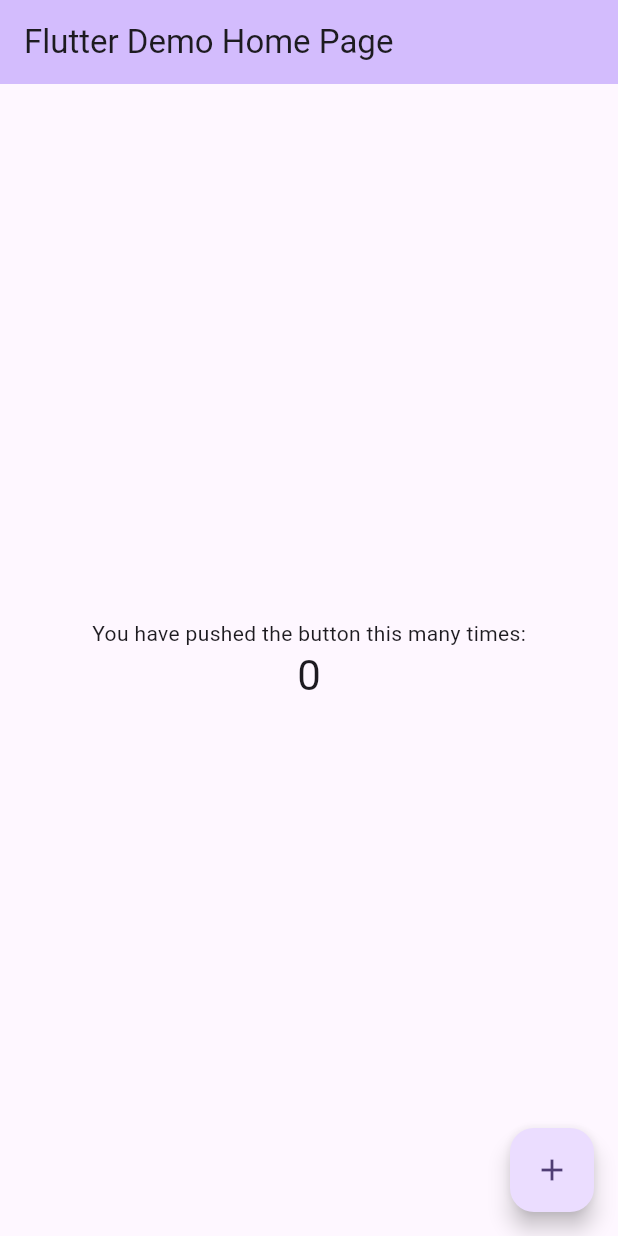
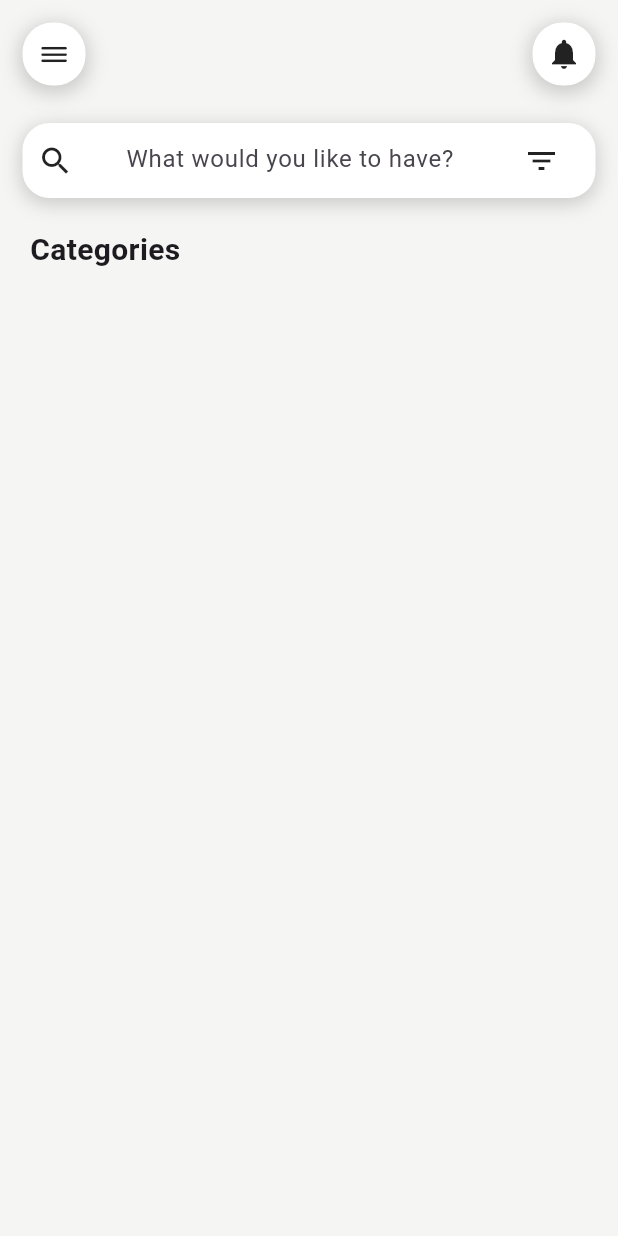
Before and after one commit to ImanAdithya/Flutter-Food-Order-App-UI, a Flutter app: the screen it shows after launch, on a phone screen of 412 x 824 dp. Run offline on Flutter 3.47's test engine with Material 3 defaults, Android fonts, the light colour scheme and no system bars.

Commit message:
content updated

```diff
--- a/lib/main.dart
+++ b/lib/main.dart
@@ -1,4 +1,5 @@
 import 'package:flutter/material.dart';
+import 'pages/HomePage.dart';
 
 void main() {
   runApp(const MyApp());
@@ -11,115 +12,14 @@
   @override
   Widget build(BuildContext context) {
     return MaterialApp(
-      title: 'Flutter Demo',
+      debugShowCheckedModeBanner: false,
+      title: 'Food App',
       theme: ThemeData(
-        // This is the theme of your application.
-        //
-        // TRY THIS: Try running your application with "flutter run". You'll see
-        // the application has a purple toolbar. Then, without quitting the app,
-        // try changing the seedColor in the colorScheme below to Colors.green
-        // and then invoke "hot reload" (save your changes or press the "hot
-        // reload" button in a Flutter-supported IDE, or press "r" if you used
-        // the command line to start the app).
-        //
-        // Notice that the counter didn't reset back to zero; the application
-        // state is not lost during the reload. To reset the state, use hot
-        // restart instead.
-        //
-        // This works for code too, not just values: Most code changes can be
-        // tested with just a hot reload.
-        colorScheme: ColorScheme.fromSeed(seedColor: Colors.deepPurple),
-        useMaterial3: true,
+       scaffoldBackgroundColor: Color(0xFFF5F5F3),
       ),
-      home: const MyHomePage(title: 'Flutter Demo Home Page'),
+      routes: {
+        "/" :(context)=>HomePage(),
+      },
     );
   }
 }
-
-class MyHomePage extends StatefulWidget {
-  const MyHomePage({super.key, required this.title});
-
-  // This widget is the home page of your application. It is stateful, meaning
-  // that it has a State object (defined below) that contains fields that affect
-  // how it looks.
-
-  // This class is the configuration for the state. It holds the values (in this
-  // case the title) provided by the parent (in this case the App widget) and
-  // used by the build method of the State. Fields in a Widget subclass are
-  // always marked "final".
-
-  final String title;
-
-  @override
-  State<MyHomePage> createState() => _MyHomePageState();
-}
-
-class _MyHomePageState extends State<MyHomePage> {
-  int _counter = 0;
-
-  void _incrementCounter() {
-    setState(() {
-      // This call to setState tells the Flutter framework that something has
-      // changed in this State, which causes it to rerun the build method below
-      // so that the display can reflect the updated values. If we changed
-      // _counter without calling setState(), then the build method would not be
-      // called again, and so nothing would appear to happen.
-      _counter++;
-    });
-  }
-
-  @override
-  Widget build(BuildContext context) {
-    // This method is rerun every time setState is called, for instance as done
-    // by the _incrementCounter method above.
-    //
-    // The Flutter framework has been optimized to make rerunning build methods
-    // fast, so that you can just rebuild anything that needs updating rather
-    // than having to individually change instances of widgets.
-    return Scaffold(
-      appBar: AppBar(
-        // TRY THIS: Try changing the color here to a specific color (to
-        // Colors.amber, perhaps?) and trigger a hot reload to see the AppBar
-        // change color while the other colors stay the same.
-        backgroundColor: Theme.of(context).colorScheme.inversePrimary,
-        // Here we take the value from the MyHomePage object that was created by
-        // the App.build method, and use it to set our appbar title.
-        title: Text(widget.title),
-      ),
-      body: Center(
-        // Center is a layout widget. It takes a single child and positions it
-        // in the middle of the parent.
-        child: Column(
-          // Column is also a layout widget. It takes a list of children and
-          // arranges them vertically. By default, it sizes itself to fit its
-          // children horizontally, and tries to be as tall as its parent.
-          //
-          // Column has various properties to control how it sizes itself and
-          // how it positions its children. Here we use mainAxisAlignment to
-          // center the children vertically; the main axis here is the vertical
-          // axis because Columns are vertical (the cross axis would be
-          // horizontal).
-          //
-          // TRY THIS: Invoke "debug painting" (choose the "Toggle Debug Paint"
-          // action in the IDE, or press "p" in the console), to see the
-          // wireframe for each widget.
-          mainAxisAlignment: MainAxisAlignment.center,
-          children: <Widget>[
-            const Text(
-              'You have pushed the button this many times:',
-            ),
-            Text(
-              '$_counter',
-              style: Theme.of(context).textTheme.headlineMedium,
-            ),
-          ],
-        ),
-      ),
-      floatingActionButton: FloatingActionButton(
-        onPressed: _incrementCounter,
-        tooltip: 'Increment',
-        child: const Icon(Icons.add),
-      ), // This trailing comma makes auto-formatting nicer for build methods.
-    );
-  }
-}
--- /dev/null
+++ b/lib/pages/HomePage.dart
@@ -0,0 +1,83 @@
+import 'package:buger_hut_delivary/widgets/AppBarWidget.dart';
+import 'package:flutter/material.dart';
+
+class HomePage extends StatelessWidget {
+  const HomePage({super.key});
+
+  @override
+  Widget build(BuildContext context) {
+    return Scaffold(
+      body: ListView(
+        children:  [
+          //Custom App Bar
+          AppBarWidget(),
+
+          //Search
+          Padding(
+            padding:EdgeInsets.symmetric(vertical: 10,horizontal: 15),
+            child:Container(
+              width: double.infinity,
+              height: 50,
+              decoration: BoxDecoration(
+                color: Colors.white,
+                borderRadius: BorderRadius.circular(18),
+                boxShadow: [
+                   BoxShadow(
+                     color: Colors.grey.withOpacity(0.5),
+                     spreadRadius: 1,
+                     blurRadius: 10,
+                     offset: Offset(0, 3),
+                   )
+                ]
+              ),
+              child: Padding(
+                padding: EdgeInsets.symmetric(horizontal: 10),
+                child: Row(
+                  children: [
+                    Icon(Icons.search),
+
+                    Container(
+                      height: 50,
+                      width: 300,
+                      child: Padding(
+                          padding:EdgeInsets.symmetric(horizontal: 35.0),
+                          child: TextFormField(
+                            readOnly: true,
+                            decoration: InputDecoration(
+                              hintText: "What would you like to have?",
+                              border: InputBorder.none
+                            ),
+                          ),
+                      ),
+                    ),
+
+                    Icon(Icons.filter_list)
+                  ],
+                ),
+
+              ),
+            ) ,
+
+          ),
+
+          //Category
+          Padding(
+            padding: EdgeInsets.only(top: 10,left: 20),
+            child: Text(
+              "Categories",
+              style: TextStyle(
+                fontWeight: FontWeight.bold,
+                fontSize: 20.0,
+              ),
+            ),
+          ),
+
+
+
+
+
+        ],
+      ),
+    );
+  }
+}
--- /dev/null
+++ b/lib/widgets/AppBarWidget.dart
@@ -0,0 +1,58 @@
+import 'package:flutter/cupertino.dart';
+import 'package:flutter/material.dart';
+
+class AppBarWidget extends StatelessWidget {
+  const AppBarWidget({super.key});
+
+  @override
+  Widget build(BuildContext context) {
+    return Padding(
+      padding: EdgeInsets.symmetric(vertical: 15,horizontal: 15),
+      child: Row(
+        mainAxisAlignment: MainAxisAlignment.spaceBetween,
+        children: [
+          InkWell(//container ekk dnn puluwan
+            onTap: (){},
+            child: Container(
+              padding: EdgeInsets.all(9),
+              decoration: BoxDecoration(
+                color: Colors.white,
+                borderRadius: BorderRadius.circular(20),
+                boxShadow: [
+                  BoxShadow(
+                    color: Colors.grey.withOpacity(0.5),
+                    spreadRadius: 2,
+                    blurRadius: 10,
+                    offset: Offset(0, 3),
+                  )
+                ],
+              ),
+              child: Icon(CupertinoIcons.bars),
+            ),
+
+          ),
+          InkWell(//container ekk dnn puluwan
+            onTap: (){},
+            child: Container(
+              padding: EdgeInsets.all(9),
+              decoration: BoxDecoration(
+                color: Colors.white,
+                borderRadius: BorderRadius.circular(20),
+                boxShadow: [
+                  BoxShadow(
+                    color: Colors.grey.withOpacity(0.5),
+                    spreadRadius: 2,
+                    blurRadius: 10,
+                    offset: Offset(0, 3),
+                  )
+                ],
+              ),
+              child: Icon(Icons.notifications),
+            ),
+
+          ),
+        ],
+      ),
+    );
+  }
+}
--- /dev/null
+++ b/lib/widgets/CategoryWidget.dart
@@ -0,0 +1,10 @@
+import 'package:flutter/material.dart';
+
+class CategoriesWidget extends StatelessWidget {
+  const CategoriesWidget({super.key});
+
+  @override
+  Widget build(BuildContext context) {
+    return const Placeholder();
+  }
+}
```
